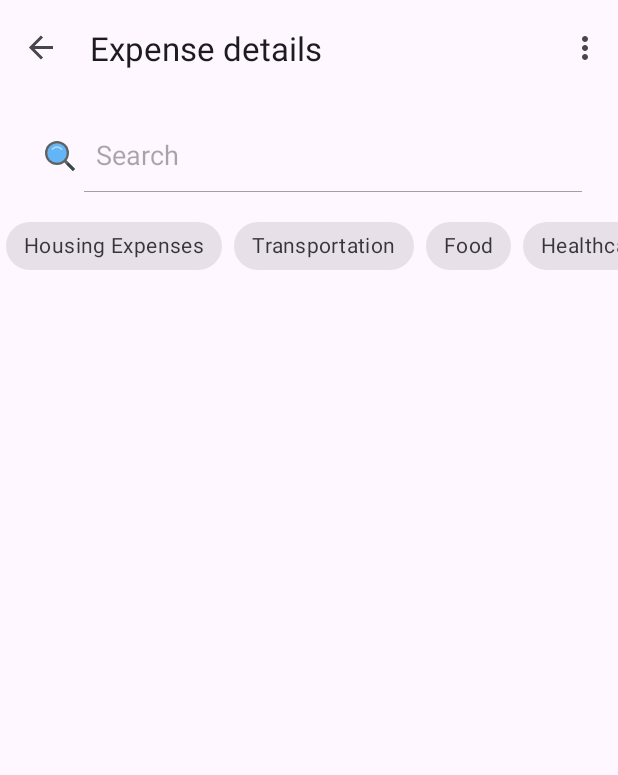
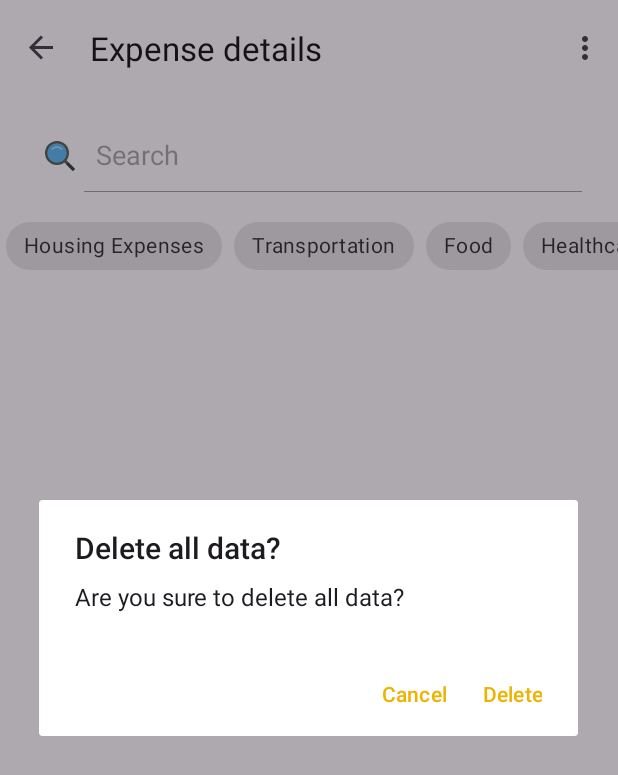
Before and after one commit to rohitkurbetti/expense-utility, an Android app: the ThirdFragment screen opened through its navigation route, in the options menu, after a tap on "Delete all data", on a phone screen of 412 x 824 dp. Shown: the top 775 px of the screen. Run offline under Robolectric (Android 15) with nearby library versions, the phone set to English and light mode, and no system bars; our stand-ins replace Firebase (no records; nobody signed in at launch, a user with empty details on screens opened directly), navigation-ui; libraries missing offline, so code that uses them is left out: org.checkerframework.checker; 2 statements that could not run were skipped.

Commit message:
RecyclerviewItem ImageView added and AlertDialog before all data deletion

```diff
--- a/app/src/main/AndroidManifest.xml
+++ b/app/src/main/AndroidManifest.xml
@@ -28,6 +28,7 @@
         android:roundIcon="@mipmap/ic_launcher_new"
         android:supportsRtl="true"
         android:theme="@style/Theme.ExpenseUtility"
+        android:enableOnBackInvokedCallback="true"
         tools:targetApi="31">
         <activity
             android:name=".RealtimeFirebaseActivity"
--- a/app/src/main/java/com/example/expenseutility/ConfigGridActivity.java
+++ b/app/src/main/java/com/example/expenseutility/ConfigGridActivity.java
@@ -31,9 +31,11 @@ public class ConfigGridActivity extends AppCompatActivity {
         // Prepare Data
         List<String> titles = new ArrayList<>();
         titles.add("Suggestion");
+        titles.add("Flash");
 
         List<Integer> images = new ArrayList<>();
         images.add(R.drawable.list_svgrepo_com);
+        images.add(R.drawable.baseline_flash_on_24);
 
         // Set Adapter
         adapter = new GridAdapter(this, titles, images);
--- a/app/src/main/java/com/example/expenseutility/FirstFragment.java
+++ b/app/src/main/java/com/example/expenseutility/FirstFragment.java
@@ -49,6 +49,7 @@ import com.example.expenseutility.entityadapter.ExpenseItem;
 import com.example.expenseutility.entityadapter.Suggestion;
 import com.example.expenseutility.utility.CustomSpinnerAdapter;
 import com.example.expenseutility.utility.SpinnerItem;
+import com.google.android.material.snackbar.Snackbar;
 import com.google.firebase.database.DatabaseReference;
 import com.google.firebase.database.FirebaseDatabase;
 
@@ -75,7 +76,8 @@ import java.util.regex.Pattern;
 
 public class FirstFragment extends Fragment {
 
-    private FragmentFirstBinding binding;
+    public static FragmentFirstBinding binding;
+
     private String dateVal;
     private String dateTimeVal;
     private static final int PICK_PDF_REQUEST = 1;
@@ -163,6 +165,19 @@ public class FirstFragment extends Fragment {
         });
 
 
+        binding.btnGetAllData.setOnLongClickListener(new View.OnLongClickListener() {
+            @Override
+            public boolean onLongClick(View v) {
+                // Show the Snackbar with details
+
+                double todaysExp = db.getTotalExpenseForToday();
+                double todPer = (todaysExp/2000)*100;
+                Snackbar.make(v, "Todays expense ", 4000)
+                        .setAction("\u20B9"+(int) todaysExp +" ("+todPer+"%)", v1 -> {})
+                        .show();
+                return true;
+            }
+        });
 
 
 
--- a/app/src/main/java/com/example/expenseutility/MainActivity.java
+++ b/app/src/main/java/com/example/expenseutility/MainActivity.java
@@ -154,7 +154,25 @@ public class MainActivity extends AppCompatActivity {
         int id = item.getItemId();
 
         if (id == R.id.action_settings) {
-            deleteAllData();
+
+            AlertDialog.Builder builder = new AlertDialog.Builder(this);
+            builder.setTitle("Delete all data?");
+            builder.setMessage("Are you sure to delete all data?");
+            builder.setPositiveButton("Delete", new DialogInterface.OnClickListener() {
+                @Override
+                public void onClick(DialogInterface dialog, int which) {
+                    deleteAllData();
+                }
+            });
+            builder.setNegativeButton("Cancel", new DialogInterface.OnClickListener() {
+                @Override
+                public void onClick(DialogInterface dialog, int which) {
+                    dialog.dismiss();
+                }
+            });
+            builder.setCancelable(false);
+            AlertDialog dialog = builder.create();
+            dialog.show();
             return true;
         }
 
--- /dev/null
+++ b/app/src/main/res/drawable/baseline_flash_on_24.xml
@@ -0,0 +1,5 @@
+<vector xmlns:android="http://schemas.android.com/apk/res/android" android:alpha="0.9" android:height="256dp" android:tint="#0074A1" android:viewportHeight="24" android:viewportWidth="24" android:width="256dp">
+
+    <path android:fillColor="@android:color/white" android:pathData="M7,2v11h3v9l7,-12h-4l4,-8z"/>
+
+</vector>
--- a/app/src/main/res/layout/fragment_first.xml
+++ b/app/src/main/res/layout/fragment_first.xml
@@ -182,7 +182,7 @@
             android:layout_width="wrap_content"
             android:layout_height="wrap_content"
             android:text="Flash"
-            android:layout_marginTop="10dp"
+            android:layout_marginTop="30dp"
             app:layout_constraintEnd_toEndOf="parent"
             app:layout_constraintStart_toStartOf="parent"
             app:layout_constraintTop_toBottomOf="@+id/resultTextView" />
```
Also changed, not shown: app/src/main/java/com/example/expenseutility/ThirdFragment.java (+37 -0 lines), app/src/main/java/com/example/expenseutility/entityadapter/ExpenseItem.java (+10 -0 lines), app/src/main/java/com/example/expenseutility/entityadapter/GridAdapter.java (+17 -5 lines), app/src/main/java/com/example/expenseutility/utility/ExpenseAdapter.java (+8 -0 lines), app/src/main/res/layout/see_all_recyclerview_item.xml (+12 -1 lines).
